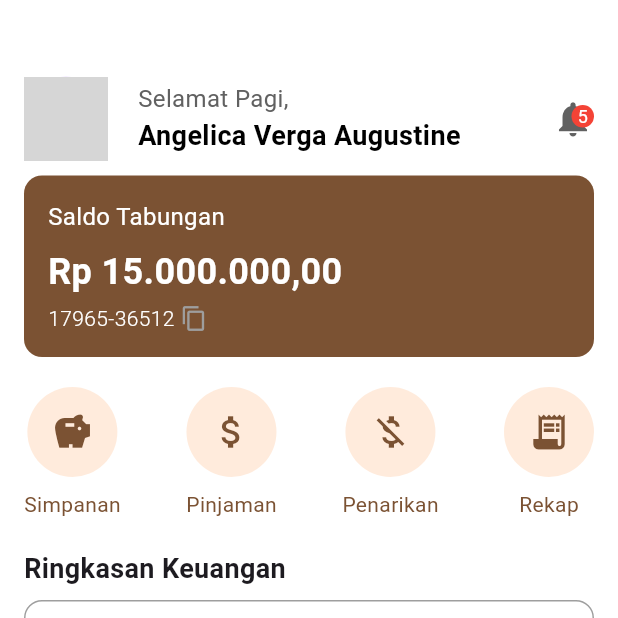
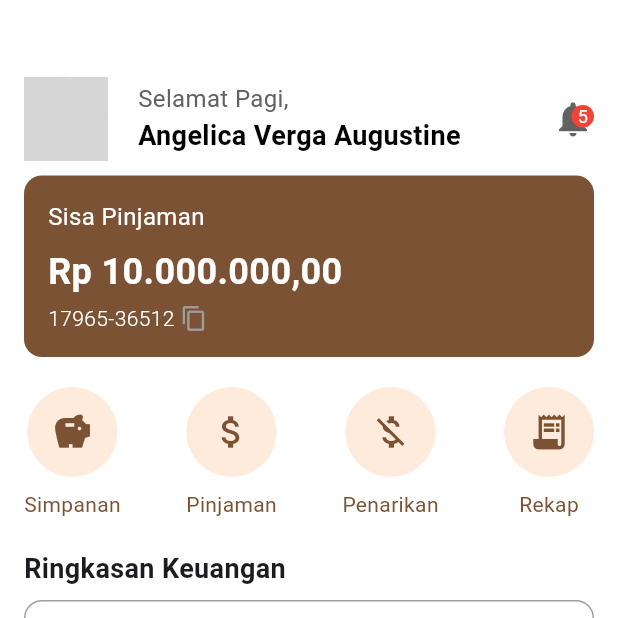
Before and after one commit to AriefMade/digicoop, a Flutter app: the Beranda screen opened directly, on a phone screen of 412 x 824 dp, the top half of it. Run offline on Flutter 3.47's test engine with Material 3 defaults, Android fonts, the phone set to English and light mode, and no system bars; grey boxes are pictures that could not be loaded.

Commit message:
dashboard nasabah, menambahkan fitur geser nampilin bagian saldo, pinjaman, deposito

```diff
--- a/lib/Dashboard/dashboard.dart
+++ b/lib/Dashboard/dashboard.dart
@@ -13,6 +13,7 @@ class Beranda extends StatefulWidget {
 
 class _BerandaState extends State<Beranda> {
   int _selectedIndex = 0;
+  int _saldoIndex = 2; // Set to 2 to test "Sisa Pinjaman"
 
   String formatCurrency(double amount) {
     return 'Rp ${amount.toStringAsFixed(0).replaceAllMapped(
@@ -72,7 +73,6 @@ class _BerandaState extends State<Beranda> {
                     ),
                   ],
                 ),
-
                 // Bagian Notifikasi
                 Stack(
                   children: [
@@ -100,11 +100,22 @@ class _BerandaState extends State<Beranda> {
                 ),
               ],
             ),
-
             SizedBox(height: 10),
-
             // Saldo Tabungan
-            Container(
+            GestureDetector(
+              onHorizontalDragEnd: (details) {
+                setState(() {
+                  if (details.primaryVelocity! > 0) {
+                    // Swipe Right
+                    _saldoIndex = (_saldoIndex - 1) % 3;
+                    if (_saldoIndex < 0) _saldoIndex = 2;
+                  } else if (details.primaryVelocity! < 0) {
+                    // Swipe Left
+                    _saldoIndex = (_saldoIndex + 1) % 3;
+                  }
+                });
+              },
+              child: Container(
                 alignment: Alignment.bottomLeft,
                 padding: EdgeInsets.all(16),
                 decoration: BoxDecoration(
@@ -115,7 +126,9 @@ class _BerandaState extends State<Beranda> {
                   crossAxisAlignment: CrossAxisAlignment.start,
                   children: [
                     Text(
-                    'Saldo Tabungan',
+                      _saldoIndex == 0 ? 'Saldo Tabungan'
+                      : _saldoIndex == 1 ? 'Saldo Deposito'
+                      : 'Sisa Pinjaman',
                       style: TextStyle(
                         fontSize: 16,
                         fontWeight: FontWeight.w400,
@@ -124,7 +137,9 @@ class _BerandaState extends State<Beranda> {
                     ),
                     SizedBox(height: 8),
                     Text(
-                    'Rp 15.000.000,00',
+                      _saldoIndex == 0 ? 'Rp 15.000.000,00'
+                      : _saldoIndex == 1 ? 'Rp 25.000.000,00'
+                      : 'Rp 10.000.000,00', // Example value for Sisa Pinjaman
                       style: TextStyle(
                         fontSize: 24,
                         fontWeight: FontWeight.bold,
@@ -152,14 +167,13 @@ class _BerandaState extends State<Beranda> {
                           },
                           child: Icon(Icons.copy, size: 18, color: Colors.grey),  // Move Icon inside GestureDetector
                         ),
-
                       ],
                     ),
                   ],
                 ),
               ),
+            ),
             SizedBox(height: 20),
-
             // Menu Buttons
             Row(
               mainAxisAlignment: MainAxisAlignment.spaceBetween,
@@ -171,7 +185,6 @@ class _BerandaState extends State<Beranda> {
               ],
             ),
             SizedBox(height: 20),
-
             // Ringkasan Keuangan
             Text(
               'Ringkasan Keuangan',
@@ -228,7 +241,6 @@ class _BerandaState extends State<Beranda> {
               ),
             ),
             SizedBox(height: 20),
-
             Row(
               mainAxisAlignment: MainAxisAlignment.spaceBetween, // Tambahkan ini
               children: [
@@ -246,7 +258,6 @@ class _BerandaState extends State<Beranda> {
                 ),
               ],
             ),
-
             // Transaksi Terbaru
             Text(
               'Transaksi Terbaru',
@@ -256,7 +267,6 @@ class _BerandaState extends State<Beranda> {
               ),
             ),
             SizedBox(height: 8),
-
             Container(
               child: Expanded(
                 child: ListView.builder(
--- a/lib/switch/switchNasabahPK.dart
+++ b/lib/switch/switchNasabahPK.dart
@@ -38,7 +38,6 @@ class _RolePageState extends State<RolePage> {
                       fontWeight: FontWeight.w800,
                     ),
                   ),
-                  SizedBox(height: 10),
                   Text(
                     'Pilih Role Anda\nterlebih dahulu.',
                     style: TextStyle(
@@ -56,7 +55,7 @@ class _RolePageState extends State<RolePage> {
               left: 30,
               top: 290,
               child: Column(
-                crossAxisAlignment: CrossAxisAlignment.start,
+                crossAxisAlignment: CrossAxisAlignment.center,
                 children: [
                   Center(
                     child: Text(
@@ -71,7 +70,7 @@ class _RolePageState extends State<RolePage> {
                   ),
                   SizedBox(height: 20),
                   Row(
-                    mainAxisAlignment: MainAxisAlignment.spaceBetween,
+                    mainAxisAlignment: MainAxisAlignment.center,
                     children: [
                       // Nasabah Button
                       GestureDetector(
@@ -105,6 +104,7 @@ class _RolePageState extends State<RolePage> {
                           ),
                         ),
                       ),
+                      SizedBox(width: 10),
                       // Pegawai Button
                       GestureDetector(
                         onTap: () {
```
Lines whose indentation alone changed are shown as unchanged.
